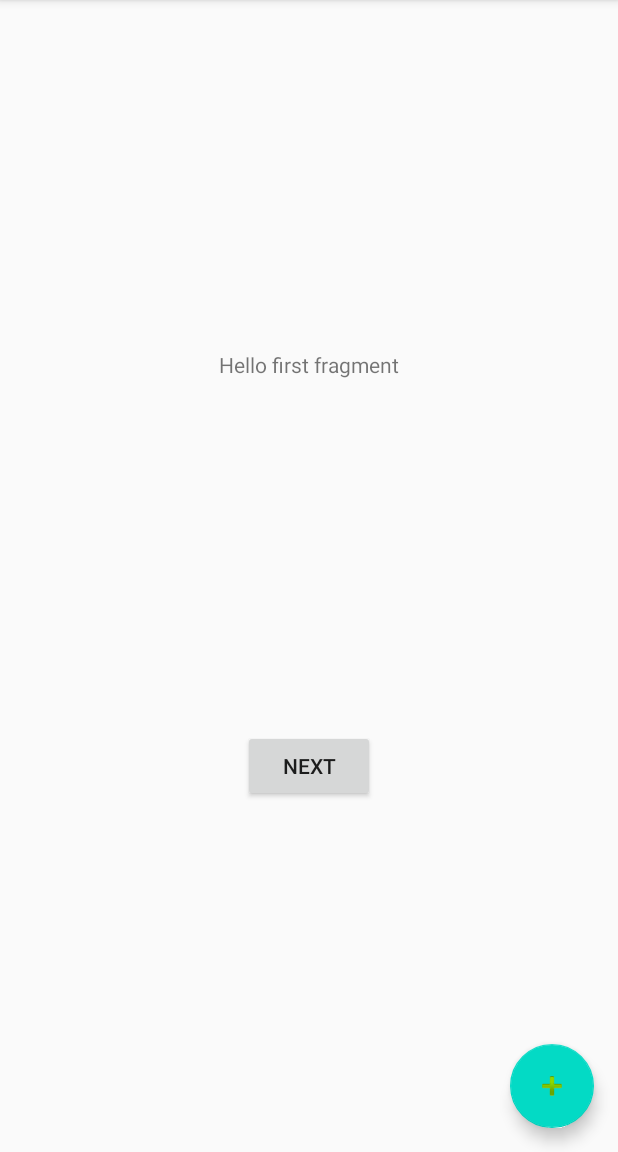
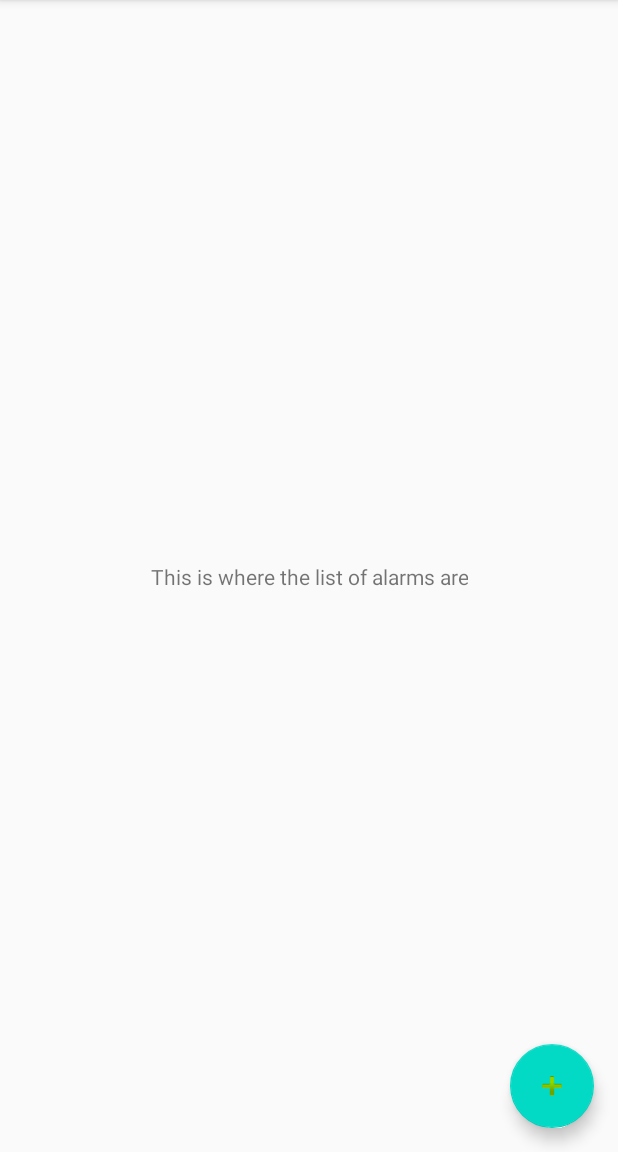
Before and after one commit to Moisesese-dev/AlarMe, an Android app: the screen it shows after launch (MainActivity), on a phone screen of 412 x 824 dp, the part 84-1236 px from its top. Run offline under Robolectric (Android 15) with nearby library versions, the phone set to English and light mode, and no system bars.

Commit message:
Change list alarms to first fragment

```diff
--- a/app/src/main/java/com/moisesese/alarme/FirstFragment.kt
+++ b/app/src/main/java/com/moisesese/alarme/FirstFragment.kt
@@ -24,8 +24,5 @@ class FirstFragment : Fragment() {
     override fun onViewCreated(view: View, savedInstanceState: Bundle?) {
         super.onViewCreated(view, savedInstanceState)
 
-        view.findViewById<Button>(R.id.button_first).setOnClickListener {
-            findNavController().navigate(R.id.action_FirstFragment_to_SecondFragment)
-        }
     }
 }
--- a/app/src/main/java/com/moisesese/alarme/SecondFragment.kt
+++ b/app/src/main/java/com/moisesese/alarme/SecondFragment.kt
@@ -24,8 +24,8 @@ public class SecondFragment : Fragment() {
     override fun onViewCreated(view: View, savedInstanceState: Bundle?) {
         super.onViewCreated(view, savedInstanceState)
 
-        view.findViewById<Button>(R.id.button_second).setOnClickListener {
-            findNavController().navigate(R.id.action_SecondFragment_to_FirstFragment)
-        }
+//        view.findViewById<Button>(R.id.button_second).setOnClickListener {
+//            findNavController().navigate(R.id.action_SecondFragment_to_FirstFragment)
+//        }
     }
 }
--- a/app/src/main/res/layout/fragment_first.xml
+++ b/app/src/main/res/layout/fragment_first.xml
@@ -4,25 +4,21 @@
     xmlns:tools="http://schemas.android.com/tools"
     android:layout_width="match_parent"
     android:layout_height="match_parent"
-    tools:context=".FirstFragment">
+    tools:context=".SecondFragment">
+
+    <androidx.recyclerview.widget.RecyclerView
+        android:layout_width="match_parent"
+        android:layout_height="match_parent"
+        android:id="@+id/listAlarms"/>
 
     <TextView
-        android:id="@+id/textview_first"
+        android:id="@+id/textView"
         android:layout_width="wrap_content"
         android:layout_height="wrap_content"
-        android:text="@string/hello_first_fragment"
-        app:layout_constraintBottom_toTopOf="@id/button_first"
-        app:layout_constraintEnd_toEndOf="parent"
-        app:layout_constraintStart_toStartOf="parent"
-        app:layout_constraintTop_toTopOf="parent" />
-
-    <Button
-        android:id="@+id/button_first"
-        android:layout_width="wrap_content"
-        android:layout_height="wrap_content"
-        android:text="@string/next"
+        android:text="This is where the list of alarms are"
+        android:gravity="center"
         app:layout_constraintBottom_toBottomOf="parent"
         app:layout_constraintEnd_toEndOf="parent"
         app:layout_constraintStart_toStartOf="parent"
-        app:layout_constraintTop_toBottomOf="@id/textview_first" />
+        app:layout_constraintTop_toTopOf="parent"/>
 </androidx.constraintlayout.widget.ConstraintLayout>
```
Also changed, not shown: app/src/main/res/layout/fragment_second.xml (+0 -9 lines).
